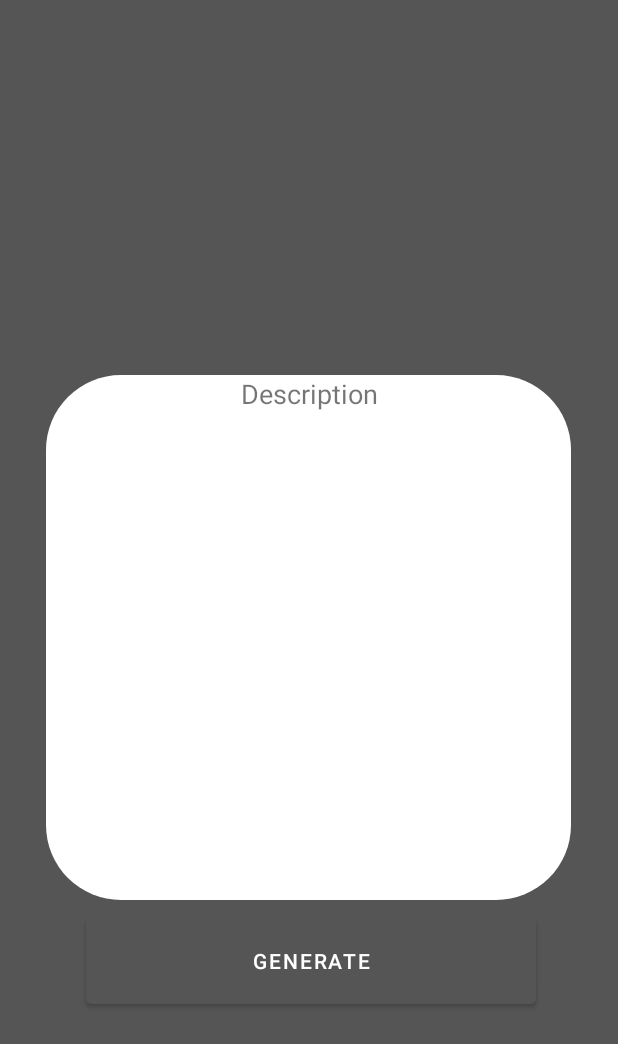
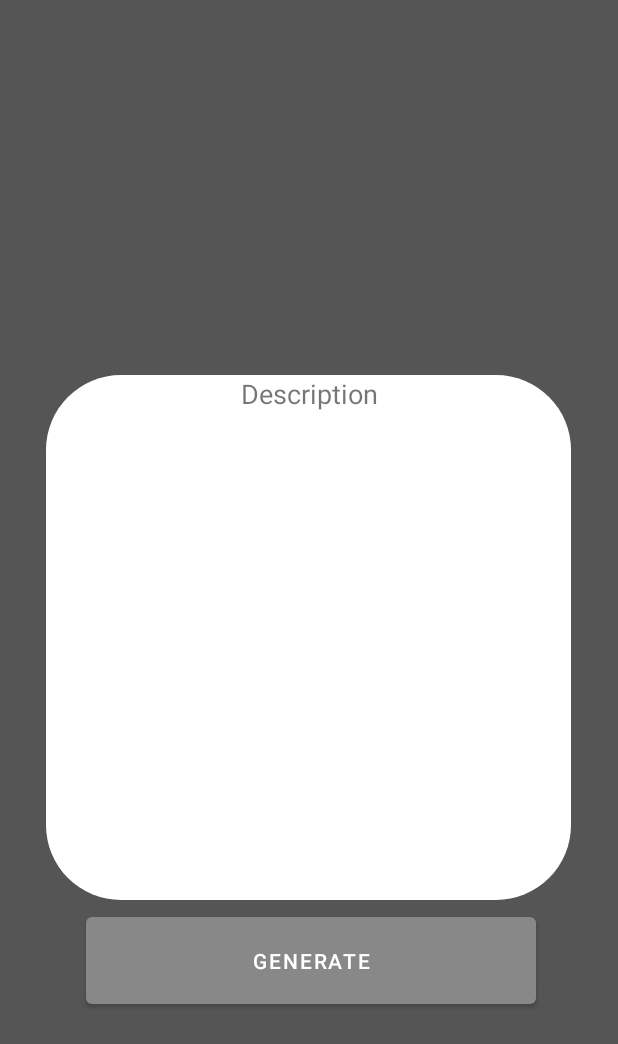
Before and after one commit to hruezgar/Bugdroid-Event_GDSC, an Android app: the screen it shows after launch (MainActivity), on a phone screen of 412 x 824 dp. Shown: the top 1044 px of the screen. Run offline under Robolectric (Android 15) with nearby library versions, the phone set to English and light mode, and no system bars.

Commit message:
Update MainActivity.kt

```diff
--- a/app/src/main/java/com/haso/bugdroid/MainActivity.kt
+++ b/app/src/main/java/com/haso/bugdroid/MainActivity.kt
@@ -1,5 +1,6 @@
 package com.haso.bugdroid
 
+import android.graphics.Color
 import androidx.appcompat.app.AppCompatActivity
 import android.os.Bundle
 import android.widget.Button
@@ -14,6 +15,7 @@ class MainActivity : AppCompatActivity() {
         val randombut: Button = findViewById(R.id.gen_but)
         val description: TextView = findViewById(R.id.des_id)
         val posimage: ImageView = findViewById(R.id.poster_image)
+        randombut.setBackgroundColor(Color.GRAY);
         randombut.setOnClickListener{
             var randomNumber = (1..7).random()
             when(randomNumber){
```
